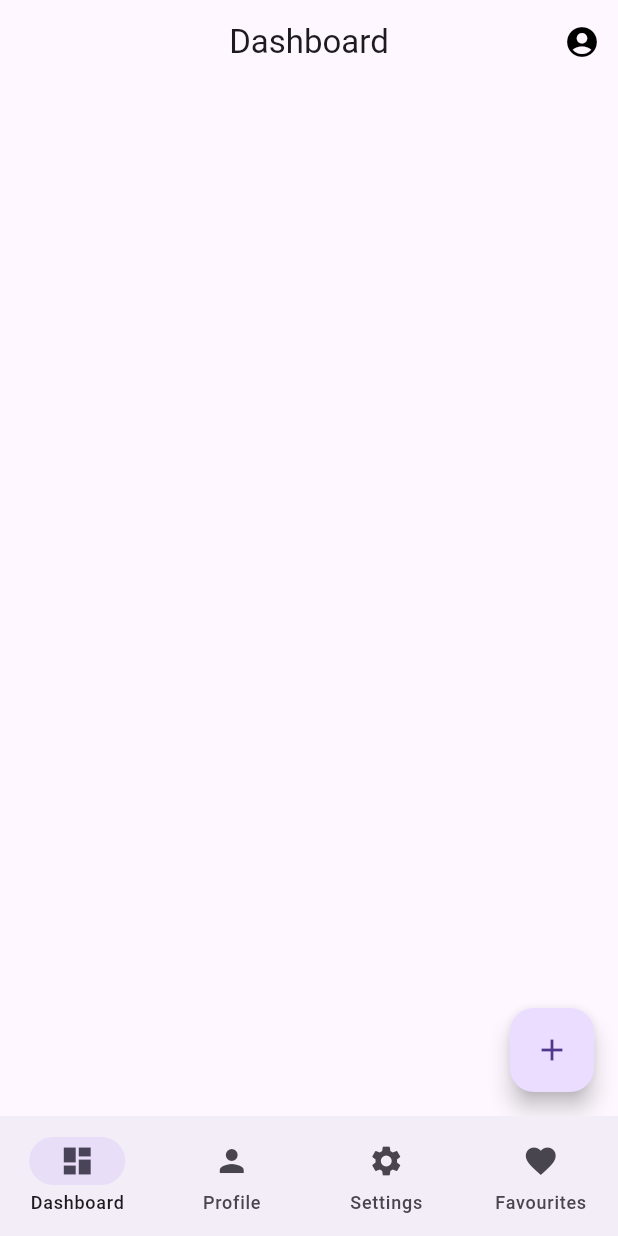
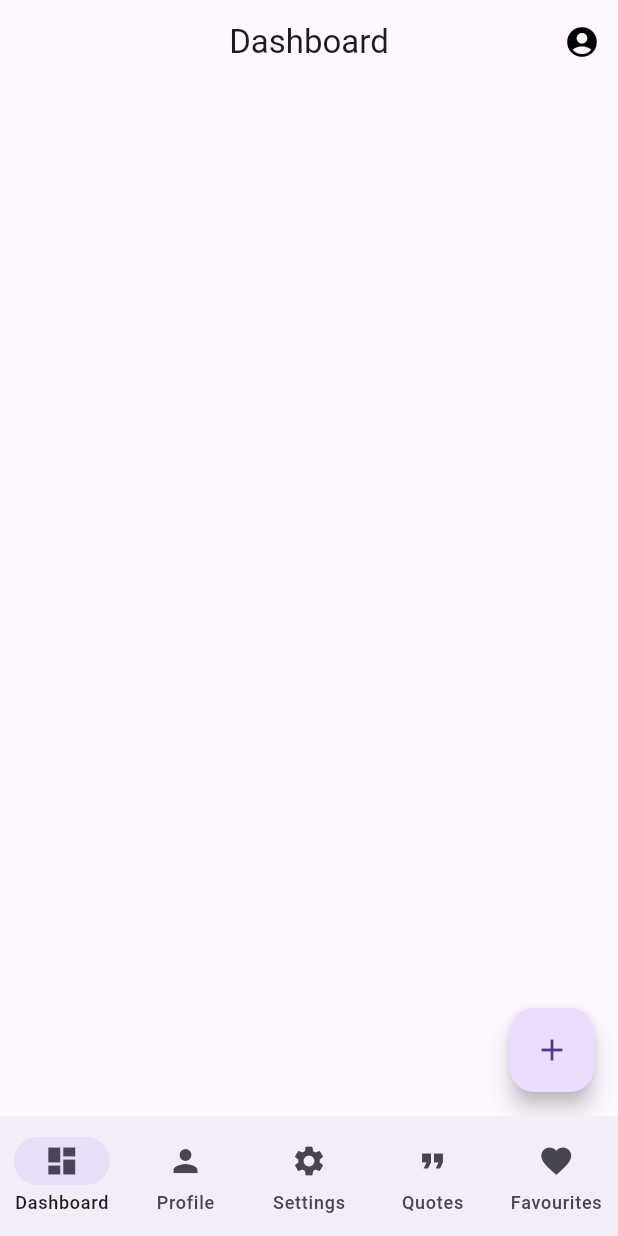
Before and after one commit to YoussefAbuHelw/Flutter_APP, a Flutter app: the screen it shows after launch, on a phone screen of 412 x 824 dp. Run offline on Flutter 3.47's test engine with Material 3 defaults, Android fonts, the light colour scheme and no system bars; our stand-ins replace image_picker, intl_phone_field; accounts and stored records are empty.

Commit message:
ADD Quotes screen to navigation bar

```diff
--- a/lib/DashBoard/nav_bar.dart
+++ b/lib/DashBoard/nav_bar.dart
@@ -3,6 +3,7 @@ import 'package:sectiontasks/DashBoard/dashboard.dart';
 import 'package:sectiontasks/Profile/Profile_page/profile_page.dart';
 import 'package:sectiontasks/Setting/setting_screen.dart';
 import 'package:sectiontasks/favourite/favourite_screen.dart';
+import 'package:sectiontasks/quote/quote_screen.dart';
 
 class NavBar extends StatefulWidget {
   const NavBar({super.key});
@@ -22,6 +23,7 @@ class _NavBarState extends State<NavBar> {
             DashboardScreen(),
             ProfilePage(),
             SettingsScreen(),
+            QuoteScreen(),
             FavouriteScreen(),
           ][_selectedIndex],
       bottomNavigationBar: NavigationBar(
@@ -38,6 +40,10 @@ class _NavBarState extends State<NavBar> {
           NavigationDestination(icon: Icon(Icons.person), label: "Profile"),
           NavigationDestination(icon: Icon(Icons.settings), label: "Settings"),
           NavigationDestination(
+            icon: Icon(Icons.format_quote),
+            label: "Quotes",
+          ),
+          NavigationDestination(
             icon: Icon(Icons.favorite),
             label: "Favourites",
           ),
```
